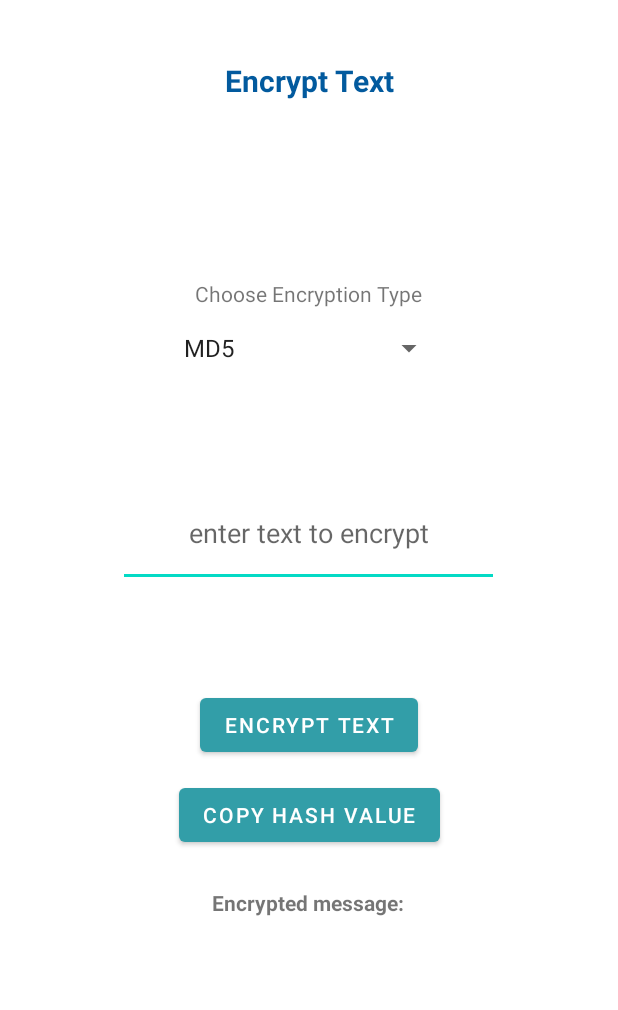
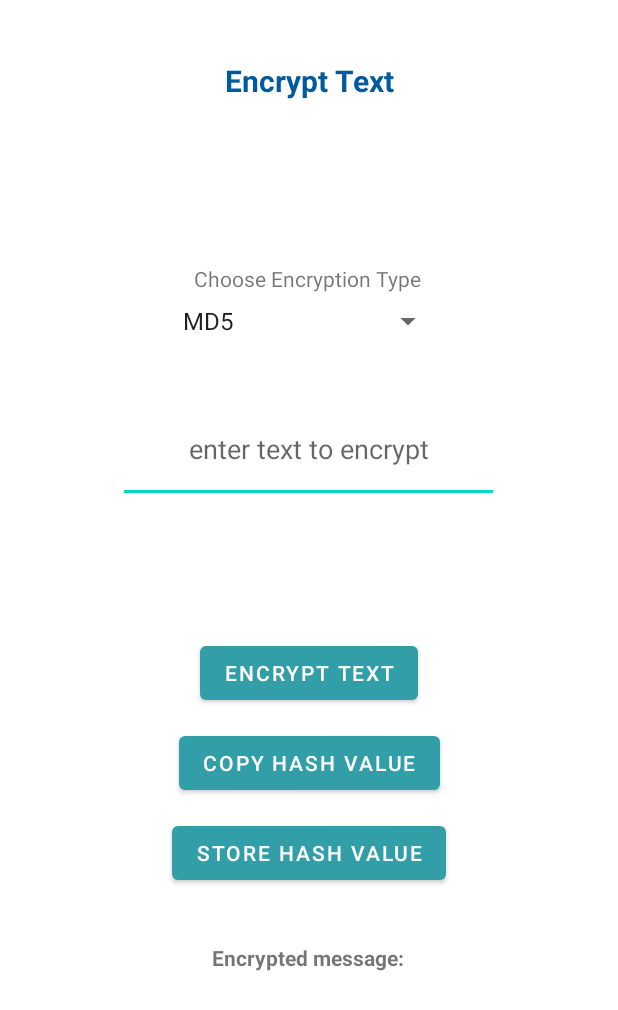
Before and after one commit to panosbabo/HashCryptic, an Android app: the EncryptText screen opened directly, with no data from a screen before it, on a phone screen of 412 x 824 dp. Shown: the top 1010 px of the screen. Run offline under Robolectric (Android 15) with nearby library versions, the phone set to English and light mode, and no system bars; our stand-ins replace Room's generated code.

Commit message:
Implemented Hash Values Database and option to store hash values

```diff
--- a/app/src/main/java/com/example/hashcryptic/EncryptText.java
+++ b/app/src/main/java/com/example/hashcryptic/EncryptText.java
@@ -6,6 +6,8 @@ import android.annotation.SuppressLint;
 import android.content.ClipData;
 import android.content.ClipboardManager;
 import android.content.Context;
+import android.content.Intent;
+import android.database.sqlite.SQLiteConstraintException;
 import android.os.Bundle;
 import android.view.View;
 import android.widget.AdapterView;
@@ -16,14 +18,15 @@ import android.widget.Spinner;
 import android.widget.TextView;
 import android.widget.Toast;
 
+import com.example.hashcryptic.db.Hash;
+import com.example.hashcryptic.db.HashDatabase;
+import com.example.hashcryptic.db.ProfileDatabase;
 import com.example.hashcryptic.hashtypes.*;
 
 public class EncryptText extends AppCompatActivity implements AdapterView.OnItemSelectedListener {
 
-    private Spinner spinner;
-    private Button encrpt_btn;
-    private Button copy_btn;
     private static final String[] paths = {"MD5", "SHA-1", "SHA-256", "SHA-512"};
+    private String globhashvalu, globhashtxt, globtype;
     private EditText etenc;
     private TextView enctv;
     private int pos;
@@ -36,10 +39,14 @@ public class EncryptText extends AppCompatActivity implements AdapterView.OnItem
         super.onCreate(savedInstanceState);
         setContentView(R.layout.activity_encrypt_text);
 
-        encrpt_btn = findViewById(R.id.buttonEncrypt);
-        copy_btn = findViewById(R.id.copyencr_txt);
+        // Calling Hash Value Database
+        HashDatabase db  = HashDatabase.getDbInstance(this.getApplicationContext());
 
-        spinner = (Spinner)findViewById(R.id.spinner);
+        Button encrpt_btn = findViewById(R.id.buttonEncrypt);
+        Button copy_btn = findViewById(R.id.copyencr_txt);
+        Button store_btn = findViewById(R.id.store_hash);
+
+        Spinner spinner = (Spinner) findViewById(R.id.spinner);
         ArrayAdapter<String>adapter = new ArrayAdapter<String>(EncryptText.this,
                 android.R.layout.simple_spinner_item,paths);
 
@@ -81,7 +88,6 @@ public class EncryptText extends AppCompatActivity implements AdapterView.OnItem
                 // get text from edittext
                 if (etenc.getText().toString().isEmpty()) {
                     Toast.makeText(EncryptText.this, "Please enter text to encrypt.", Toast.LENGTH_SHORT).show();
-                    return;
                 }
                 else {
                     String temp = etenc.getText().toString();
@@ -90,22 +96,72 @@ public class EncryptText extends AppCompatActivity implements AdapterView.OnItem
                     // algorithm and get the encrypted code
                     switch (pos) {
                         case 0:
-                            String rv0 = enc_MD5.encryptMD5(temp);
-                            enctv.setText(rv0);
+                            globtype = "MD5";
+                            globhashvalu = enc_MD5.encryptMD5(temp);
+                            globhashtxt = temp;
+                            enctv.setText(globhashvalu);
                             break;
                         case 1:
-                            String rv1 = enc_SHA1.encryptSHA1(temp);
-                            enctv.setText(rv1);
+                            globtype = "SHA-1";
+                            globhashvalu = enc_SHA1.encryptSHA1(temp);
+                            globhashtxt = temp;
+                            enctv.setText(globhashvalu);
                             break;
                         case 2:
-                            String rv2 = enc_SHA256.encryptSHA256(temp);
-                            enctv.setText(rv2);
+                            globtype = "SHA-256";
+                            globhashvalu = enc_SHA256.encryptSHA256(temp);
+                            globhashtxt = temp;
+                            enctv.setText(globhashvalu);
                             break;
                         case 3:
-                            String rv3 = enc_SHA512.encryptSHA512(temp);
-                            enctv.setText(rv3);
+                            globtype = "SHA-512";
+                            globhashvalu = enc_SHA512.encryptSHA512(temp);
+                            globhashtxt = temp;
+                            enctv.setText(globhashvalu);
                             break;
                     }
+                }
+            }
+        });
+
+        store_btn.setOnClickListener(new View.OnClickListener() {
+            @Override
+            public void onClick(View view) {
+
+                // check if the textview is not empty
+                if (!enctv.getText().toString().isEmpty()) {
+
+                    // Instantiation of a Hash object
+                    Hash hash = new Hash();
+
+                    try {
+                        // Assigning user's hash type and value insert to Hash object
+                        hash.hashType = globtype;
+                        hash.hashTxt = globhashtxt;
+                        hash.hashValue = globhashvalu;
+
+                        // Calling Dao Commands for Hash INSERT
+                        db.hashDao().insertHash(hash);
+
+                        // Setting Result OK
+                        setResult(RESULT_OK);
+
+                        // Message displayed for successful hash storing
+                        // display message that the text has been copied
+                        Toast.makeText(EncryptText.this, "Hash Stored Successfully", Toast.LENGTH_SHORT).show();
+
+                        // Returning to previous activity as a refresh
+                        finish();
+                        Intent intent = new Intent(EncryptText.this, MainActivity.class);
+                        startActivity(intent);
+
+                    } catch (SQLiteConstraintException e) {
+                        // Message displayed for catching error of hash store creation
+                        Toast.makeText(EncryptText.this, "Hash Failed to Store", Toast.LENGTH_SHORT).show();
+                    }
+                }
+                else {
+                    Toast.makeText(EncryptText.this, "Please encrypt the text first.", Toast.LENGTH_SHORT).show();
                 }
             }
         });
--- /dev/null
+++ b/app/src/main/java/com/example/hashcryptic/db/HashDAO.java
@@ -0,0 +1,26 @@
+package com.example.hashcryptic.db;
+
+import androidx.room.Dao;
+import androidx.room.Delete;
+import androidx.room.Insert;
+import androidx.room.Query;
+
+import java.util.List;
+
+// Database Access Object commands for the Hash Value Details
+@Dao
+public interface HashDAO {
+
+    // List but only forced to insert and update the first instance
+    @Query("SELECT * FROM Hash")
+    List<Hash> gethash();
+
+    // Dao command for INSERT
+    @Insert
+    void insertHash(Hash hash);
+
+    // Dao command for DELETE
+    @Delete
+    void delete(Hash hash);
+
+}
--- /dev/null
+++ b/app/src/main/java/com/example/hashcryptic/db/HashDatabase.java
@@ -0,0 +1,29 @@
+package com.example.hashcryptic.db;
+
+import androidx.room.Database;
+import androidx.room.Room;
+import androidx.room.RoomDatabase;
+import android.content.Context;
+
+// Reference: Some parts of the following code is from an online Android example https://github.com/ravizworldz/AndroidRoomDB_Java
+//Hash database for the Hash value items
+@Database(entities = {Hash.class}, version = 1)
+public abstract class HashDatabase extends RoomDatabase {
+
+    //Abstract Dao
+    public abstract HashDAO hashDao();
+
+    // Variable for INSTANCE
+    private static HashDatabase INSTANCE;
+
+    // Method for fetching the data for each instance
+    public static HashDatabase getDbInstance(Context context) {
+        if(INSTANCE == null) {
+            INSTANCE = Room.databaseBuilder(context.getApplicationContext(), HashDatabase.class, "DB_HASH")
+                    .allowMainThreadQueries()
+                    .build();
+
+        }
+        return INSTANCE;
+    }
+}
--- a/app/src/main/res/layout/activity_encrypt_text.xml
+++ b/app/src/main/res/layout/activity_encrypt_text.xml
@@ -31,18 +31,28 @@
         app:layout_constraintHorizontal_bias="0.595"
         app:layout_constraintStart_toStartOf="parent"
         app:layout_constraintTop_toTopOf="@+id/encryptTitle"
-        app:layout_constraintVertical_bias="0.499">
+        app:layout_constraintVertical_bias="0.47">
 
     </com.google.android.material.textfield.TextInputLayout>
+
+    <Button
+        android:id="@+id/buttonEncrypt"
+        android:layout_width="wrap_content"
+        android:layout_height="wrap_content"
+        android:layout_marginTop="16dp"
+        android:text="Encrypt Text"
+        app:layout_constraintEnd_toEndOf="parent"
+        app:layout_constraintStart_toStartOf="parent"
+        app:layout_constraintTop_toBottomOf="@+id/textInputLayout" />
 
     <Spinner
         android:id="@+id/spinner"
         android:layout_width="182dp"
-        android:layout_height="136dp"
+        android:layout_height="100dp"
         android:layout_marginTop="124dp"
         app:layout_constraintBottom_toTopOf="@+id/textInputLayout"
         app:layout_constraintEnd_toEndOf="parent"
-        app:layout_constraintHorizontal_bias="0.498"
+        app:layout_constraintHorizontal_bias="0.497"
         app:layout_constraintStart_toStartOf="parent"
         app:layout_constraintTop_toTopOf="@+id/encryptTitle"
         app:layout_constraintVertical_bias="0.0" />
@@ -58,17 +68,7 @@
         app:layout_constraintHorizontal_bias="0.496"
         app:layout_constraintStart_toStartOf="@+id/encryptTitle"
         app:layout_constraintTop_toBottomOf="@+id/spinner"
-        app:layout_constraintVertical_bias="0.23" />
-
-    <Button
-        android:id="@+id/buttonEncrypt"
-        android:layout_width="wrap_content"
-        android:layout_height="wrap_content"
-        android:layout_marginTop="28dp"
-        android:text="Encrypt Text"
-        app:layout_constraintEnd_toEndOf="parent"
-        app:layout_constraintStart_toStartOf="parent"
-        app:layout_constraintTop_toBottomOf="@+id/textInputLayout" />
+        app:layout_constraintVertical_bias="0.0" />
 
     <Button
         android:id="@+id/copyencr_txt"
@@ -76,6 +76,16 @@
         android:layout_height="wrap_content"
         android:layout_marginTop="12dp"
         android:text="Copy Hash Value"
+        app:layout_constraintEnd_toEndOf="parent"
+        app:layout_constraintStart_toStartOf="parent"
+        app:layout_constraintTop_toBottomOf="@+id/buttonEncrypt" />
+
+    <Button
+        android:id="@+id/store_hash"
+        android:layout_width="wrap_content"
+        android:layout_height="wrap_content"
+        android:layout_marginTop="72dp"
+        android:text="Store Hash Value"
         app:layout_constraintEnd_toEndOf="parent"
         app:layout_constraintStart_toStartOf="parent"
         app:layout_constraintTop_toBottomOf="@+id/buttonEncrypt" />
@@ -88,9 +98,10 @@
         android:text="Choose Encryption Type"
         app:layout_constraintBottom_toTopOf="@+id/spinner"
         app:layout_constraintEnd_toEndOf="parent"
+        app:layout_constraintHorizontal_bias="0.498"
         app:layout_constraintStart_toStartOf="parent"
         app:layout_constraintTop_toTopOf="@+id/encryptTitle"
-        app:layout_constraintVertical_bias="0.79" />
+        app:layout_constraintVertical_bias="0.841" />
 
     <TextView
         android:id="@+id/encr_msg_title"
@@ -103,8 +114,8 @@
         app:layout_constraintEnd_toEndOf="parent"
         app:layout_constraintHorizontal_bias="0.498"
         app:layout_constraintStart_toStartOf="parent"
-        app:layout_constraintTop_toBottomOf="@+id/copyencr_txt"
-        app:layout_constraintVertical_bias="0.104" />
+        app:layout_constraintTop_toBottomOf="@+id/store_hash"
+        app:layout_constraintVertical_bias="0.171" />
 
     <TextView
         android:id="@+id/encr_msg_cntxt"
@@ -122,6 +133,6 @@
         app:layout_constraintHorizontal_bias="1.0"
         app:layout_constraintStart_toStartOf="parent"
         app:layout_constraintTop_toBottomOf="@+id/encr_msg_title"
-        app:layout_constraintVertical_bias="0.133" />
+        app:layout_constraintVertical_bias="0.108" />
 
 </androidx.constraintlayout.widget.ConstraintLayout>
```
Also changed, not shown: app/src/main/java/com/example/hashcryptic/db/Hash.java (added, +24 -0 lines).
